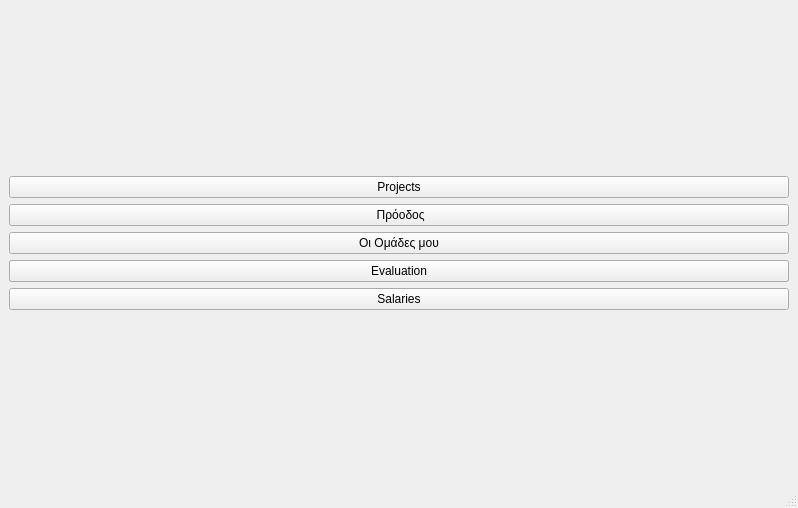
The window that ui/MainScreen.ui (F1l14/Software-Engineering-2025) describes before a commit, drawn with Qt 5.
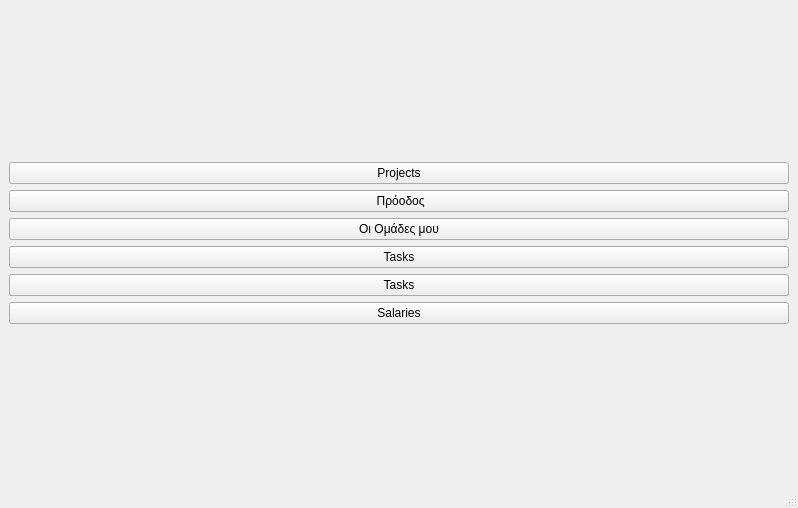
The same window after the commit.

Commit message: Fix: missing tasks button from main screen ui

Diff of the .ui file:
```diff
--- a/ui/MainScreen.ui
+++ b/ui/MainScreen.ui
@@ -18,6 +18,13 @@
     <item row="0" column="0">
      <layout class="QGridLayout" name="gridLayout">
       <item row="4" column="0">
+       <widget class="QPushButton" name="evaluationButton">
+        <property name="text">
+         <string>Evaluation</string>
+        </property>
+       </widget>
+      </item>
+      <item row="5" column="0">
        <widget class="QPushButton" name="salariesButton">
         <property name="text">
          <string>Salaries</string>
@@ -31,10 +38,10 @@
         </property>
        </widget>
       </item>
-      <item row="1" column="0">
-       <widget class="QPushButton" name="progressButton">
+      <item row="4" column="0">
+       <widget class="QPushButton" name="tasksButton">
         <property name="text">
-         <string> Πρόοδος</string>
+         <string>Tasks</string>
         </property>
        </widget>
       </item>
@@ -45,17 +52,17 @@
         </property>
        </widget>
       </item>
-      <item row="3" column="0">
-       <widget class="QPushButton" name="tasksButton">
+      <item row="1" column="0">
+       <widget class="QPushButton" name="progressButton">
         <property name="text">
-         <string>Tasks</string>
+         <string> Πρόοδος</string>
         </property>
        </widget>
       </item>
       <item row="3" column="0">
-       <widget class="QPushButton" name="evaluationButton">
+       <widget class="QPushButton" name="taskButton">
         <property name="text">
-         <string>Evaluation</string>
+         <string>Tasks</string>
         </property>
        </widget>
       </item>
```
